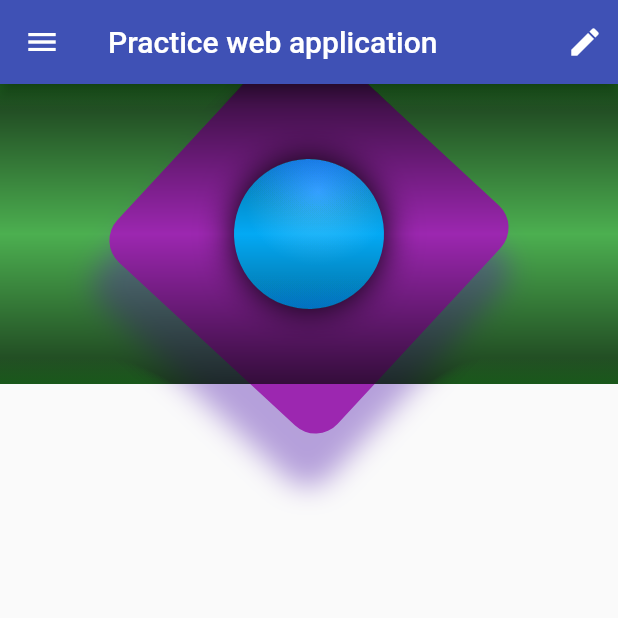
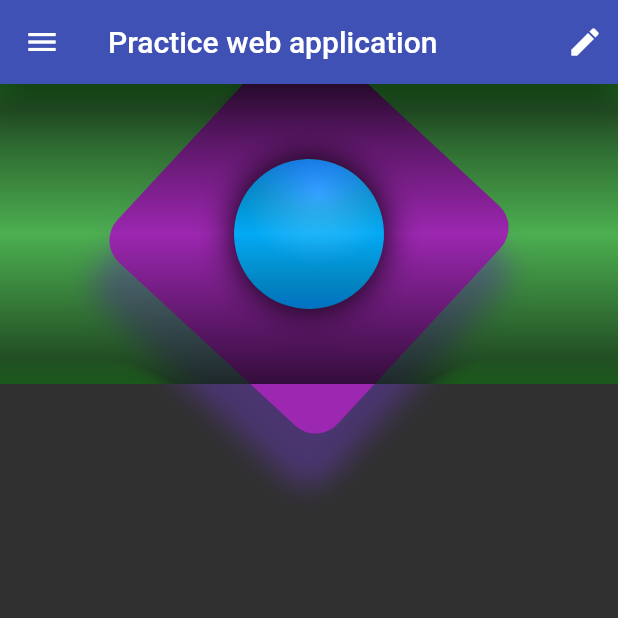
Before and after one commit to paolomococci/flutter-exercises-workshop, a Flutter app: the screen it shows after launch, on a phone screen of 412 x 824 dp, the top half of it. Run offline on Flutter 3.47's test engine with Material 2 defaults, Android fonts, the phone set to English and light mode, and no system bars.

Commit message:
modified:   ExerciseUnitOne/Practice_4/practice/lib/main.dart

```diff
--- a/ExerciseUnitOne/Practice_4/practice/lib/main.dart
+++ b/ExerciseUnitOne/Practice_4/practice/lib/main.dart
@@ -7,7 +7,28 @@ class StaticApp extends StatelessWidget {
   const StaticApp({super.key});
 
   @override
-  Widget build(BuildContext context) => const MaterialApp(
-        home: OneScreen(),
+  Widget build(BuildContext context) => MaterialApp(
+        theme: ThemeData(
+            brightness: Brightness.dark,
+            primaryColor: Colors.green,
+            appBarTheme: AppBarTheme(
+                elevation: 10.0,
+                toolbarTextStyle: const TextTheme(
+                        titleMedium:
+                            TextStyle(
+                              fontFamily: 'Roboto',
+                              fontWeight: FontWeight.normal,
+                              fontSize: 24
+                            ))
+                    .bodyText2,
+                titleTextStyle: const TextTheme(
+                        titleMedium:
+                            TextStyle(
+                              fontFamily: 'Roboto',
+                              fontWeight: FontWeight.normal,
+                              fontSize: 24
+                            ))
+                    .headline6)),
+        home: const OneScreen(),
       );
 }
```
